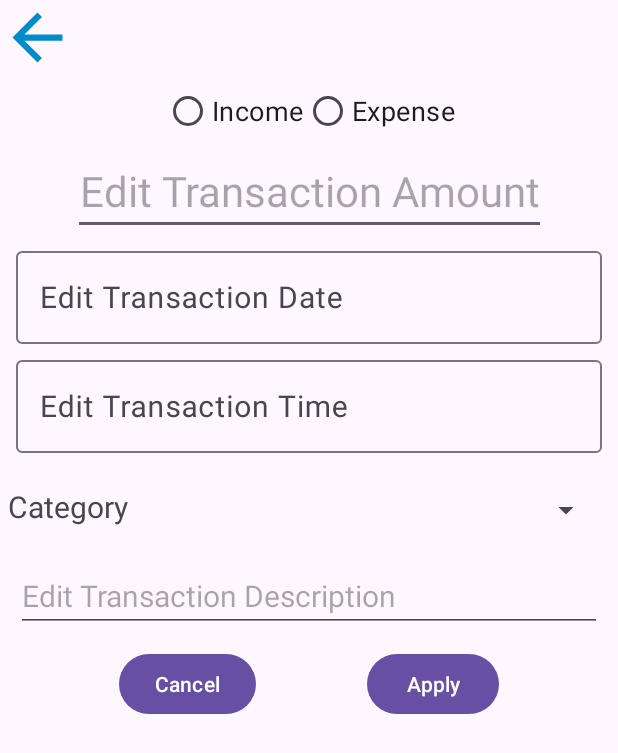
After one commit to Alex-DCI/MyFinance, an Android app: the AddTransaction screen opened directly, with no data from a screen before it, on a phone screen of 412 x 824 dp. The commit adds this screen. Shown: the top 753 px of the screen. Run offline under Robolectric (Android 15) with nearby library versions, the phone set to English and light mode, and no system bars.

Commit message:
Bugs fixed, AddTransaction.java created

```diff
--- a/app/build.gradle.kts
+++ b/app/build.gradle.kts
@@ -7,7 +7,7 @@ android {
     compileSdk = 34
 
     defaultConfig {
-        applicationId = "org.dci.myfinance"
+        applicationId = "org.dci.myfinance.test"
         minSdk = 26
         targetSdk = 34
         versionCode = 1
--- a/app/src/main/AndroidManifest.xml
+++ b/app/src/main/AndroidManifest.xml
@@ -12,6 +12,9 @@
         android:supportsRtl="true"
         android:theme="@style/Theme.MyFinance"
         tools:targetApi="31">
+        <activity
+            android:name=".AddTransaction"
+            android:exported="false" />
         <activity
             android:name=".EditTransactionActivity"
             android:exported="false" />
--- /dev/null
+++ b/app/src/main/java/org/dci/myfinance/AddTransaction.java
@@ -0,0 +1,26 @@
+package org.dci.myfinance;
+
+import android.os.Bundle;
+
+import androidx.activity.EdgeToEdge;
+import androidx.appcompat.app.AppCompatActivity;
+import androidx.core.graphics.Insets;
+import androidx.core.view.ViewCompat;
+import androidx.core.view.WindowInsetsCompat;
+
+public class AddTransaction extends AppCompatActivity {
+
+    @Override
+    protected void onCreate(Bundle savedInstanceState) {
+        super.onCreate(savedInstanceState);
+        EdgeToEdge.enable(this);
+        setContentView(R.layout.activity_transaction);
+        ViewCompat.setOnApplyWindowInsetsListener(findViewById(R.id.main), (v, insets) -> {
+            Insets systemBars = insets.getInsets(WindowInsetsCompat.Type.systemBars());
+            v.setPadding(systemBars.left, systemBars.top, systemBars.right, systemBars.bottom);
+            return insets;
+        });
+
+
+    }
+}
--- a/app/src/main/java/org/dci/myfinance/TransactionsListAdapter.java
+++ b/app/src/main/java/org/dci/myfinance/TransactionsListAdapter.java
@@ -64,8 +64,7 @@ public class TransactionsListAdapter extends RecyclerView.Adapter<TransactionsLi
         holder.categoryTextView.setMarqueeRepeatLimit(10);
         holder.categoryTextView.setSelected(true);
 
-        double transactionAmount = currentTransaction.isIncome() ?
-                currentTransaction.getAmount() : -currentTransaction.getAmount();
+        double transactionAmount = currentTransaction.getAmount();
         String amountString = transactionAmount + context.getResources().getString(R.string.euro);
         holder.amountTextView.setText(amountString);
         holder.amountTextView.setTextColor(context.getResources().getColor(
--- a/app/src/main/res/layout/activity_edit_transaction.xml
+++ b/app/src/main/res/layout/activity_transaction.xml
@@ -27,11 +27,11 @@
             app:srcCompat="@drawable/baseline_arrow_back_24"
             tools:srcCompat="@drawable/baseline_arrow_back_24" />
 
-         <TextView
+        <TextView
+            android:id="@+id/activityView"
             android:layout_width="0dp"
             android:layout_height="30sp"
             android:singleLine="true"
-            android:text="@string/editTransaction"
             android:textAlignment="center"
             android:textSize="24sp"
             android:textStyle="bold"
@@ -53,25 +53,25 @@
             android:id="@+id/isIncomeRadioGroup"
             android:layout_width="wrap_content"
             android:layout_height="wrap_content"
+            android:orientation="horizontal"
             app:layout_constraintBottom_toBottomOf="parent"
             app:layout_constraintEnd_toEndOf="parent"
             app:layout_constraintStart_toStartOf="parent"
-            app:layout_constraintTop_toTopOf="parent"
-            android:orientation="horizontal">
+            app:layout_constraintTop_toTopOf="parent">
 
             <RadioButton
-                android:textSize="18sp"
                 android:id="@+id/incomeRadio"
                 android:layout_width="match_parent"
                 android:layout_height="wrap_content"
-                android:text="@string/income" />
+                android:text="@string/income"
+                android:textSize="18sp" />
 
             <RadioButton
-                android:textSize="18sp"
                 android:id="@+id/expenseRadio"
                 android:layout_width="match_parent"
                 android:layout_height="wrap_content"
-                android:text="@string/expense" />
+                android:text="@string/expense"
+                android:textSize="18sp" />
         </RadioGroup>
 
     </androidx.constraintlayout.widget.ConstraintLayout>
@@ -89,7 +89,6 @@
             android:id="@+id/amountTextView"
             android:layout_width="wrap_content"
             android:layout_height="wrap_content"
-            android:ems="10"
             android:hint="@string/editTransactionAmount"
             android:inputType="number"
             android:textAlignment="center"
@@ -103,56 +102,70 @@
             android:id="@+id/dateLayout"
             android:layout_width="match_parent"
             android:layout_height="wrap_content"
+            android:layout_margin="5sp"
             app:layout_constraintBottom_toTopOf="@+id/timeLayout"
             app:layout_constraintEnd_toEndOf="parent"
             app:layout_constraintStart_toStartOf="parent"
             app:layout_constraintTop_toBottomOf="@+id/amountTextView">
 
             <com.google.android.material.textfield.TextInputEditText
+                android:id="@+id/dateEditText"
                 android:layout_width="match_parent"
                 android:layout_height="wrap_content"
-                android:id="@+id/dateEditText"
+                android:clickable="true"
                 android:focusable="false"
-                android:clickable="true"
+                android:hint="@string/editTransactionDate"
                 android:inputType="none"
-                android:textSize="20sp"
-                android:hint="@string/editTransactionDate"/>
+                android:textSize="20sp" />
 
         </com.google.android.material.textfield.TextInputLayout>
 
         <com.google.android.material.textfield.TextInputLayout
+            android:id="@+id/timeLayout"
             android:layout_width="match_parent"
-            android:id="@+id/timeLayout"
+            android:layout_height="wrap_content"
             app:layout_constraintBottom_toTopOf="@+id/spinner"
             app:layout_constraintEnd_toEndOf="parent"
             app:layout_constraintStart_toStartOf="parent"
-            app:layout_constraintTop_toBottomOf="@+id/dateLayout"
-            android:layout_height="wrap_content">
+            app:layout_constraintTop_toBottomOf="@+id/dateLayout">
 
             <com.google.android.material.textfield.TextInputEditText
+                android:id="@+id/timeEditText"
                 android:layout_width="match_parent"
                 android:layout_height="wrap_content"
-                android:id="@+id/timeEditText"
+                android:layout_margin="5sp"
+                android:clickable="true"
                 android:focusable="false"
-                android:clickable="true"
+                android:hint="@string/editTransactionTime"
                 android:inputType="none"
-                android:textSize="20sp"
-                android:hint="@string/editTransactionTime"/>
+                android:textSize="20sp" />
 
         </com.google.android.material.textfield.TextInputLayout>
 
         <Spinner
             android:id="@+id/spinner"
-            android:layout_width="wrap_content"
+            android:layout_width="0dp"
             android:layout_height="55sp"
+            android:layout_margin="5sp"
+            android:ellipsize="marquee"
+            android:marqueeRepeatLimit="marquee_forever"
+            android:paddingStart="10sp"
+            android:paddingEnd="10sp"
+            android:scrollHorizontally="true"
+            android:singleLine="true"
+            android:textAlignment="textStart"
+            android:textSize="22sp"
             app:layout_constraintBottom_toTopOf="@+id/descriptionEditText"
             app:layout_constraintEnd_toEndOf="parent"
+            app:layout_constraintHorizontal_weight="0.3"
+            app:layout_constraintStart_toEndOf="@+id/categoryTextView"
             app:layout_constraintTop_toBottomOf="@+id/timeLayout" />
 
         <EditText
             android:id="@+id/descriptionEditText"
             android:layout_width="match_parent"
             android:layout_height="wrap_content"
+            android:layout_margin="5sp"
             android:ems="10"
             android:gravity="start|top"
             android:hint="@string/editTransactionDescription"
@@ -160,17 +173,17 @@
             android:textSize="20sp"
             app:layout_constraintBottom_toBottomOf="parent"
             app:layout_constraintEnd_toEndOf="parent"
-            app:layout_constraintStart_toEndOf="parent"
+            app:layout_constraintStart_toStartOf="parent"
             tools:ignore="Autofill" />
 
         <TextView
             android:id="@+id/categoryTextView"
-            android:layout_width="wrap_content"
+            android:layout_width="0dp"
             android:layout_height="wrap_content"
             android:text="@string/category"
             android:textSize="20sp"
             app:layout_constraintBottom_toBottomOf="@+id/spinner"
-            app:layout_constraintHorizontal_weight="1"
+            app:layout_constraintHorizontal_weight="0.3"
             app:layout_constraintStart_toStartOf="parent"
             app:layout_constraintTop_toBottomOf="@+id/timeLayout" />
 
@@ -179,6 +192,7 @@
     <androidx.constraintlayout.widget.ConstraintLayout
         android:layout_width="match_parent"
         android:layout_height="wrap_content"
+        android:layout_margin="5sp"
         app:layout_constraintEnd_toEndOf="parent"
         app:layout_constraintStart_toStartOf="parent"
         app:layout_constraintTop_toBottomOf="@+id/constraintLayout4">
--- a/app/src/main/res/values/strings.xml
+++ b/app/src/main/res/values/strings.xml
@@ -32,7 +32,7 @@
     <string name="editTransactionTime">Edit Transaction Time</string>
     <string name="editTransactionAmount">Edit Transaction Amount</string>
     <string name="editTransactionDescription">Edit Transaction Description</string>
-    <string name="checkTime">Please check the time format (Ex. 1:23 AM)</string>
+    <string name="checkTime">Please check the time format (Ex. 01:23)</string>
     <string name="checkAmount">Please check the amount format (Ex. 123.45)</string>
-    <string name="checkDate">Please check the date format (Ex. 1 Feb 34)</string>
+    <string name="checkDate">Please check the date format (Ex. 4 Mar 21)</string>
 </resources>
```
Also changed, not shown: app/src/main/java/org/dci/myfinance/CustomSpinnerAdapter.java (deleted, +0 -81 lines), app/src/main/java/org/dci/myfinance/EditTransactionActivity.java (+52 -65 lines), app/src/main/java/org/dci/myfinance/MainActivity.java (+16 -4 lines), app/src/main/java/org/dci/myfinance/Transaction.java (+27 -2 lines), app/src/main/java/org/dci/myfinance/TransactionsHistoryActivity.java (+31 -56 lines), app/src/main/res/layout/custom_spinner_item.xml (+9 -24 lines).
